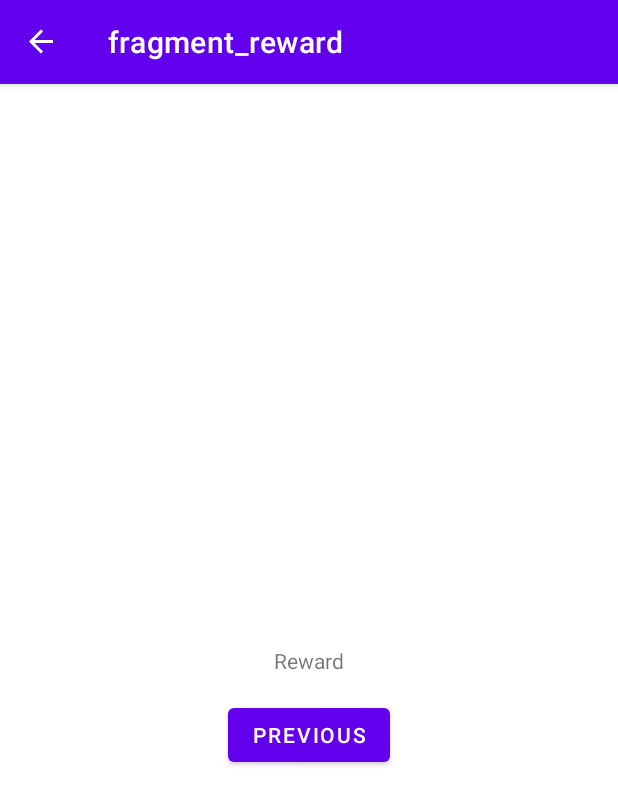
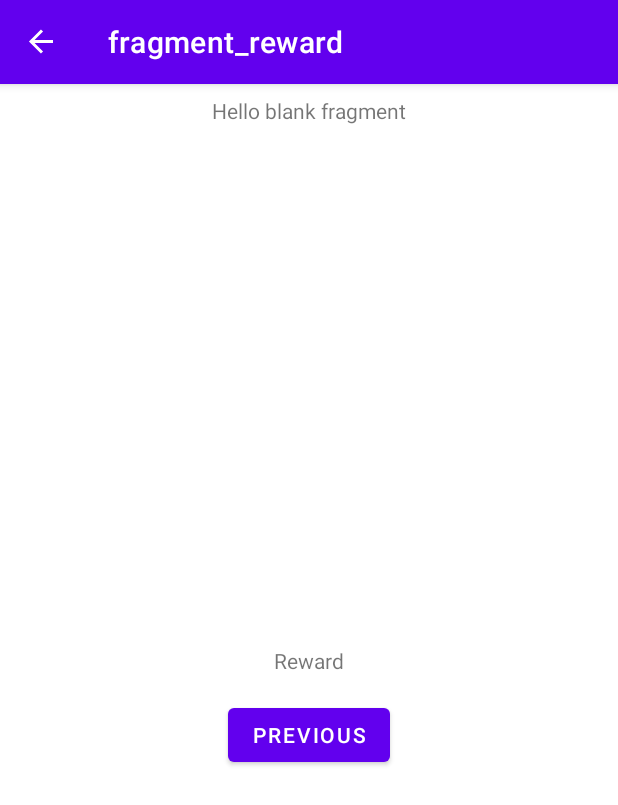
Before and after one commit to neokwey/MAD_Assignment, an Android app: the RewardFragment screen opened through its navigation route, on a phone screen of 412 x 824 dp. Shown: the top 805 px of the screen. Run offline under Robolectric (Android 15) with nearby library versions, the phone set to English and light mode, and no system bars; our stand-ins replace navigation-ui.

Commit message:
push third

```diff
--- a/app/src/main/res/layout/fragment_reward.xml
+++ b/app/src/main/res/layout/fragment_reward.xml
@@ -28,4 +28,14 @@
         app:layout_constraintStart_toStartOf="@+id/txtreward"
         app:layout_constraintTop_toBottomOf="@+id/txtreward" />
 
+    <TextView
+        android:id="@+id/textView"
+        android:layout_width="wrap_content"
+        android:layout_height="wrap_content"
+        android:layout_marginTop="8dp"
+        android:text="@string/hello_blank_fragment"
+        app:layout_constraintEnd_toEndOf="parent"
+        app:layout_constraintStart_toStartOf="parent"
+        app:layout_constraintTop_toTopOf="parent" />
+
 </androidx.constraintlayout.widget.ConstraintLayout>
```
